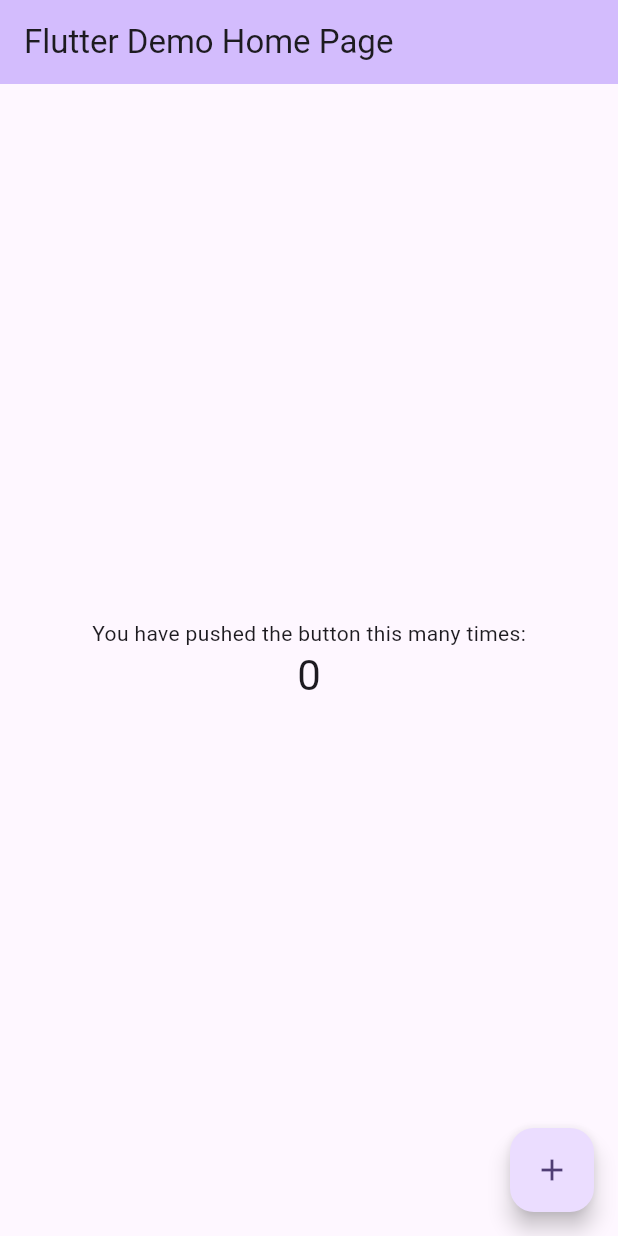
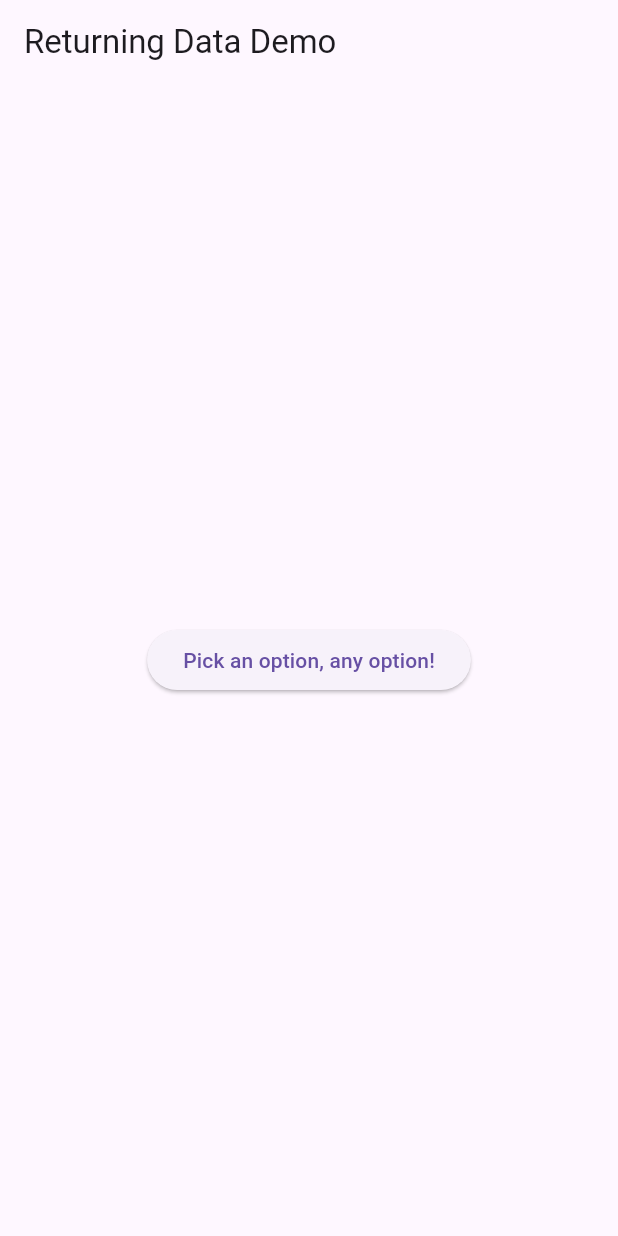
Before and after one commit to TEAM-ALOM/gaeboptoday_flutter, a Flutter app: the screen it shows after launch, on a phone screen of 412 x 824 dp. Run offline on Flutter 3.47's test engine with Material 3 defaults, Android fonts, the phone set to English and light mode, and no system bars.

Commit message:
🔧 Flutter version upgrade

```diff
--- a/lib/main.dart
+++ b/lib/main.dart
@@ -1,125 +1,106 @@
 import 'package:flutter/material.dart';
 
 void main() {
-  runApp(const MyApp());
+  runApp(
+    const MaterialApp(
+      title: 'Returning Data',
+      home: HomeScreen(),
+    ),
+  );
 }
 
-class MyApp extends StatelessWidget {
-  const MyApp({super.key});
+class HomeScreen extends StatelessWidget {
+  const HomeScreen({super.key});
 
-  // This widget is the root of your application.
   @override
   Widget build(BuildContext context) {
-    return MaterialApp(
-      title: 'Flutter Demo',
-      theme: ThemeData(
-        // This is the theme of your application.
-        //
-        // TRY THIS: Try running your application with "flutter run". You'll see
-        // the application has a purple toolbar. Then, without quitting the app,
-        // try changing the seedColor in the colorScheme below to Colors.green
-        // and then invoke "hot reload" (save your changes or press the "hot
-        // reload" button in a Flutter-supported IDE, or press "r" if you used
-        // the command line to start the app).
-        //
-        // Notice that the counter didn't reset back to zero; the application
-        // state is not lost during the reload. To reset the state, use hot
-        // restart instead.
-        //
-        // This works for code too, not just values: Most code changes can be
-        // tested with just a hot reload.
-        colorScheme: ColorScheme.fromSeed(seedColor: Colors.deepPurple),
-        useMaterial3: true,
+    return Scaffold(
+      appBar: AppBar(
+        title: const Text('Returning Data Demo'),
       ),
-      home: const MyHomePage(title: 'Flutter Demo Home Page'),
+      body: const Center(
+        child: SelectionButton(),
+      ),
     );
   }
 }
 
-class MyHomePage extends StatefulWidget {
-  const MyHomePage({super.key, required this.title});
-
-  // This widget is the home page of your application. It is stateful, meaning
-  // that it has a State object (defined below) that contains fields that affect
-  // how it looks.
-
-  // This class is the configuration for the state. It holds the values (in this
-  // case the title) provided by the parent (in this case the App widget) and
-  // used by the build method of the State. Fields in a Widget subclass are
-  // always marked "final".
-
-  final String title;
+class SelectionButton extends StatefulWidget {
+  const SelectionButton({super.key});
 
   @override
-  State<MyHomePage> createState() => _MyHomePageState();
+  State<SelectionButton> createState() => _SelectionButtonState();
 }
 
-class _MyHomePageState extends State<MyHomePage> {
-  int _counter = 0;
+class _SelectionButtonState extends State<SelectionButton> {
+  @override
+  Widget build(BuildContext context) {
+    return ElevatedButton(
+      onPressed: () {
+        _navigateAndDisplaySelection(context);
+      },
+      child: const Text('Pick an option, any option!'),
+    );
+  }
 
-  void _incrementCounter() {
-    setState(() {
-      // This call to setState tells the Flutter framework that something has
-      // changed in this State, which causes it to rerun the build method below
-      // so that the display can reflect the updated values. If we changed
-      // _counter without calling setState(), then the build method would not be
-      // called again, and so nothing would appear to happen.
-      _counter++;
-    });
+  // A method that launches the SelectionScreen and awaits the result from
+  // Navigator.pop.
+  Future<void> _navigateAndDisplaySelection(BuildContext context) async {
+    // Navigator.push returns a Future that completes after calling
+    // Navigator.pop on the Selection Screen.
+    final result = await Navigator.push(
+      context,
+      MaterialPageRoute(builder: (context) => const SelectionScreen()),
+    );
+
+    // When a BuildContext is used from a StatefulWidget, the mounted property
+    // must be checked after an asynchronous gap.
+    if (!context.mounted) return;
+
+    // After the Selection Screen returns a result, hide any previous snackbars
+    // and show the new result.
+    ScaffoldMessenger.of(context)
+      ..removeCurrentSnackBar()
+      ..showSnackBar(SnackBar(content: Text('$result')));
   }
+}
+
+class SelectionScreen extends StatelessWidget {
+  const SelectionScreen({super.key});
 
   @override
   Widget build(BuildContext context) {
-    // This method is rerun every time setState is called, for instance as done
-    // by the _incrementCounter method above.
-    //
-    // The Flutter framework has been optimized to make rerunning build methods
-    // fast, so that you can just rebuild anything that needs updating rather
-    // than having to individually change instances of widgets.
     return Scaffold(
       appBar: AppBar(
-        // TRY THIS: Try changing the color here to a specific color (to
-        // Colors.amber, perhaps?) and trigger a hot reload to see the AppBar
-        // change color while the other colors stay the same.
-        backgroundColor: Theme.of(context).colorScheme.inversePrimary,
-        // Here we take the value from the MyHomePage object that was created by
-        // the App.build method, and use it to set our appbar title.
-        title: Text(widget.title),
+        title: const Text('Pick an option'),
       ),
       body: Center(
-        // Center is a layout widget. It takes a single child and positions it
-        // in the middle of the parent.
         child: Column(
-          // Column is also a layout widget. It takes a list of children and
-          // arranges them vertically. By default, it sizes itself to fit its
-          // children horizontally, and tries to be as tall as its parent.
-          //
-          // Column has various properties to control how it sizes itself and
-          // how it positions its children. Here we use mainAxisAlignment to
-          // center the children vertically; the main axis here is the vertical
-          // axis because Columns are vertical (the cross axis would be
-          // horizontal).
-          //
-          // TRY THIS: Invoke "debug painting" (choose the "Toggle Debug Paint"
-          // action in the IDE, or press "p" in the console), to see the
-          // wireframe for each widget.
           mainAxisAlignment: MainAxisAlignment.center,
           children: <Widget>[
-            const Text(
-              'You have pushed the button this many times:',
+            Padding(
+              padding: const EdgeInsets.all(8),
+              child: ElevatedButton(
+                onPressed: () {
+                  // Close the screen and return "Yep!" as the result.
+                  Navigator.pop(context, 'Yep!');
+                },
+                child: const Text('Yep!'),
+              ),
             ),
-            Text(
-              '$_counter',
-              style: Theme.of(context).textTheme.headlineMedium,
-            ),
+            Padding(
+              padding: const EdgeInsets.all(8),
+              child: ElevatedButton(
+                onPressed: () {
+                  // Close the screen and return "Nope." as the result.
+                  Navigator.pop(context, 'Nope.');
+                },
+                child: const Text('Nope.'),
+              ),
+            )
           ],
         ),
       ),
-      floatingActionButton: FloatingActionButton(
-        onPressed: _incrementCounter,
-        tooltip: 'Increment',
-        child: const Icon(Icons.add),
-      ), // This trailing comma makes auto-formatting nicer for build methods.
     );
   }
 }
--- a/pubspec.yaml
+++ b/pubspec.yaml
@@ -45,7 +45,7 @@ dev_dependencies:
   # activated in the `analysis_options.yaml` file located at the root of your
   # package. See that file for information about deactivating specific lint
   # rules and activating additional ones.
-  flutter_lints: ^2.0.0
+  flutter_lints: ^3.0.2
 
 # For information on the generic Dart part of this file, see the
 # following page: https://dart.dev/tools/pub/pubspec
```
Also changed, not shown: 4 other files.
